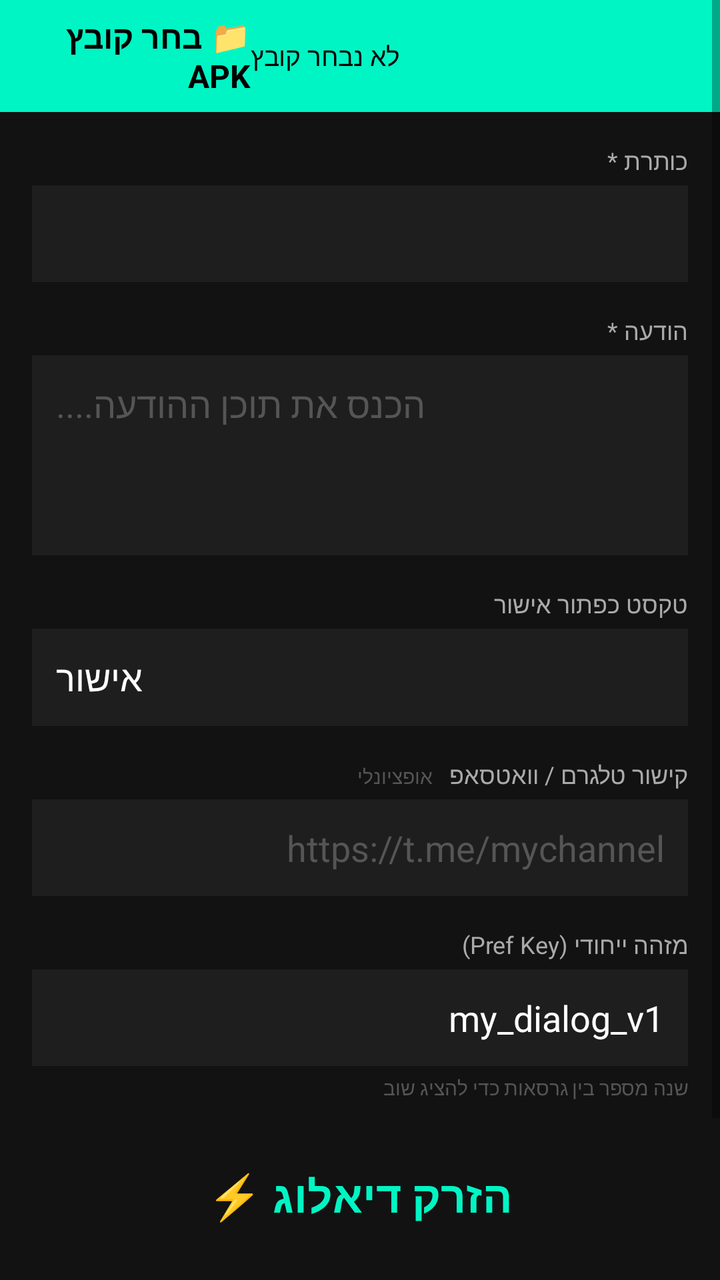
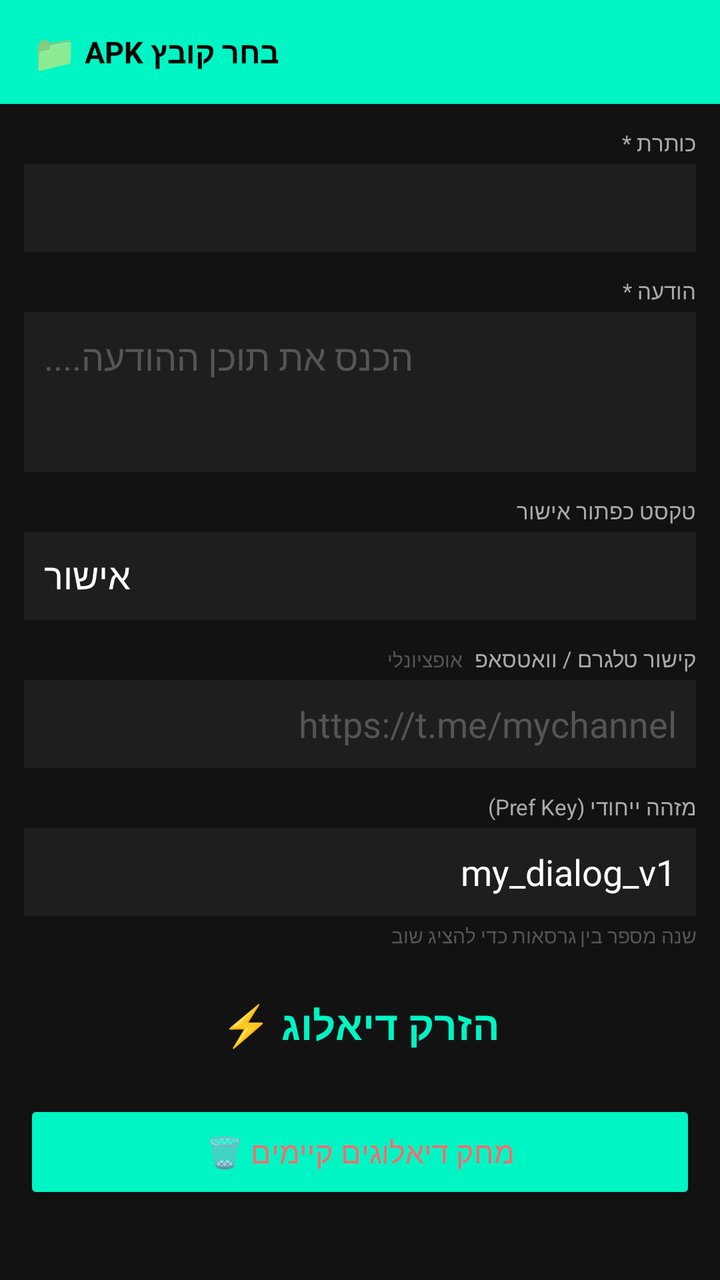

The first picture is an Android layout as it rendered before a commit; the second is the same layout after the commit. The layout source and the unified diff follow.
<!-- AndroidManifest.xml: application theme Theme.ZovexInjector -->
<!-- res/layout/activity_main.xml -->
<?xml version="1.0" encoding="utf-8"?>
<ScrollView xmlns:android="http://schemas.android.com/apk/res/android"
    android:layout_width="match_parent"
    android:layout_height="match_parent"
    android:background="#121212">

    <LinearLayout
        android:layout_width="match_parent"
        android:layout_height="wrap_content"
        android:orientation="vertical">

        
        <LinearLayout
            android:id="@+id/btnPickApk"
            android:layout_width="match_parent"
            android:layout_height="56dp"
            android:background="#00F5C4"
            android:orientation="horizontal"
            android:gravity="center"
            android:paddingStart="16dp"
            android:paddingEnd="16dp">
            <TextView
                android:layout_width="0dp"
                android:layout_height="wrap_content"
                android:layout_weight="1"
                android:text="📁 בחר קובץ APK"
                android:textColor="#000000"
                android:textSize="16sp"
                android:textStyle="bold"/>
            <TextView
                android:id="@+id/tvApkName"
                android:layout_width="0dp"
                android:layout_height="wrap_content"
                android:layout_weight="2"
                android:text="לא נבחר קובץ"
                android:textColor="#000000"
                android:textSize="13sp"
                android:gravity="end"
                android:ellipsize="start"
                android:singleLine="true"/>
        </LinearLayout>

        <LinearLayout
            android:layout_width="match_parent"
            android:layout_height="wrap_content"
            android:orientation="vertical"
            android:padding="16dp">

            <TextView android:layout_width="wrap_content" android:layout_height="wrap_content"
                android:text="כותרת *" android:textColor="#AAAAAA" android:textSize="12sp"
                android:layout_gravity="end" android:layout_marginBottom="4dp"/>
            <EditText android:id="@+id/etTitle"
                android:layout_width="match_parent" android:layout_height="wrap_content"
                android:background="#1E1E1E" android:textColor="#FFFFFF"
                android:textColorHint="#555555" android:padding="12dp"
                android:gravity="end" android:inputType="text"
                android:layout_marginBottom="16dp"/>

            <TextView android:layout_width="wrap_content" android:layout_height="wrap_content"
                android:text="הודעה *" android:textColor="#AAAAAA" android:textSize="12sp"
                android:layout_gravity="end" android:layout_marginBottom="4dp"/>
            <EditText android:id="@+id/etMessage"
                android:layout_width="match_parent" android:layout_height="100dp"
                android:background="#1E1E1E" android:textColor="#FFFFFF"
                android:textColorHint="#555555" android:padding="12dp"
                android:gravity="end|top" android:inputType="textMultiLine"
                android:hint="הכנס את תוכן ההודעה...."
                android:layout_marginBottom="16dp"/>

            <TextView android:layout_width="wrap_content" android:layout_height="wrap_content"
                android:text="טקסט כפתור אישור" android:textColor="#AAAAAA" android:textSize="12sp"
                android:layout_gravity="end" android:layout_marginBottom="4dp"/>
            <EditText android:id="@+id/etButtonText"
                android:layout_width="match_parent" android:layout_height="wrap_content"
                android:background="#1E1E1E" android:textColor="#FFFFFF"
                android:padding="12dp" android:gravity="end"
                android:text="אישור" android:inputType="text"
                android:layout_marginBottom="16dp"/>

            <LinearLayout android:layout_width="match_parent" android:layout_height="wrap_content"
                android:orientation="horizontal" android:gravity="end"
                android:layout_marginBottom="4dp">
                <TextView android:layout_width="wrap_content" android:layout_height="wrap_content"
                    android:text="אופציונלי" android:textColor="#555555" android:textSize="10sp"
                    android:layout_marginEnd="8dp"/>
                <TextView android:layout_width="wrap_content" android:layout_height="wrap_content"
                    android:text="קישור טלגרם / וואטסאפ" android:textColor="#AAAAAA" android:textSize="12sp"/>
            </LinearLayout>
            <EditText android:id="@+id/etTelegramLink"
                android:layout_width="match_parent" android:layout_height="wrap_content"
                android:background="#1E1E1E" android:textColor="#FFFFFF"
                android:textColorHint="#555555" android:padding="12dp"
                android:gravity="end" android:inputType="textUri"
                android:hint="https://t.me/mychannel"
                android:layout_marginBottom="16dp"/>

            <TextView android:layout_width="wrap_content" android:layout_height="wrap_content"
                android:text="מזהה ייחודי (Pref Key)" android:textColor="#AAAAAA" android:textSize="12sp"
                android:layout_gravity="end" android:layout_marginBottom="4dp"/>
            <EditText android:id="@+id/etPrefKey"
                android:layout_width="match_parent" android:layout_height="wrap_content"
                android:background="#1E1E1E" android:textColor="#FFFFFF"
                android:padding="12dp" android:gravity="end"
                android:text="my_dialog_v1" android:inputType="text"
                android:layout_marginBottom="4dp"/>
            <TextView android:layout_width="wrap_content" android:layout_height="wrap_content"
                android:text="שנה מספר בין גרסאות כדי להציג שוב"
                android:textColor="#555555" android:textSize="10sp"
                android:layout_gravity="end" android:layout_marginBottom="24dp"/>

            <TextView android:id="@+id/btnInject"
                android:layout_width="wrap_content" android:layout_height="wrap_content"
                android:text="הזרק דיאלוג ⚡"
                android:textColor="#00F5C4" android:textSize="22sp" android:textStyle="bold"
                android:layout_gravity="center" android:layout_marginBottom="24dp"
                android:padding="8dp"/>

            <Button android:id="@+id/btnDelete"
                android:layout_width="match_parent" android:layout_height="56dp"
                android:text="מחק דיאלוגים קיימים 🗑"
                android:textColor="#FF6B6B" android:textSize="16sp"
                android:backgroundTint="#00F5C4"
                android:layout_marginBottom="16dp"/>

            <LinearLayout android:id="@+id/logContainer"
                android:layout_width="match_parent" android:layout_height="wrap_content"
                android:orientation="vertical"
                android:background="#1E1E1E" android:padding="12dp"
                android:visibility="gone">
                <LinearLayout android:layout_width="match_parent" android:layout_height="wrap_content"
                    android:orientation="horizontal" android:gravity="end"
                    android:layout_marginBottom="8dp">
                    <TextView android:id="@+id/tvLogStatus"
                        android:layout_width="wrap_content" android:layout_height="wrap_content"
                        android:textColor="#00F5C4" android:textSize="14sp" android:textStyle="bold"/>
                    <ProgressBar android:id="@+id/progressLog"
                        android:layout_width="20dp" android:layout_height="20dp"
                        android:layout_marginStart="8dp" android:visibility="gone"/>
                </LinearLayout>
                <TextView android:id="@+id/tvLog"
                    android:layout_width="match_parent" android:layout_height="wrap_content"
                    android:textColor="#CCCCCC" android:textSize="11sp"
                    android:fontFamily="monospace" android:gravity="end"/>
            </LinearLayout>

        </LinearLayout>
    </LinearLayout>
</ScrollView>
<!-- resources referenced by this layout -->
<resources>
  <style name="Theme.ZovexInjector" parent="Theme.MaterialComponents.DayNight.DarkActionBar">
          <item name="colorPrimary">#00F5C4</item>
          <item name="colorPrimaryVariant">#00C49A</item>
          <item name="colorOnPrimary">#000000</item>
          <item name="colorSecondary">#00F5C4</item>
          <item name="colorSecondaryVariant">#00C49A</item>
          <item name="colorOnSecondary">#000000</item>
          <item name="android:statusBarColor">@android:color/black</item>
          <item name="android:windowBackground">#121212</item>
      </style>
</resources>

<!-- the commit's change to res/layout/activity_main.xml (unified diff, before → after) -->
@@ -2,39 +2,37 @@
 <ScrollView xmlns:android="http://schemas.android.com/apk/res/android"
     android:layout_width="match_parent"
     android:layout_height="match_parent"
-    android:background="#121212">
+    android:background="#121212"
+    android:fitsSystemWindows="true">
 
     <LinearLayout
         android:layout_width="match_parent"
         android:layout_height="wrap_content"
         android:orientation="vertical">
 
-        
         <LinearLayout
             android:id="@+id/btnPickApk"
             android:layout_width="match_parent"
-            android:layout_height="56dp"
+            android:layout_height="52dp"
             android:background="#00F5C4"
             android:orientation="horizontal"
-            android:gravity="center"
+            android:gravity="center_vertical"
             android:paddingStart="16dp"
             android:paddingEnd="16dp">
             <TextView
-                android:layout_width="0dp"
+                android:layout_width="wrap_content"
                 android:layout_height="wrap_content"
-                android:layout_weight="1"
-                android:text="📁 בחר קובץ APK"
-                android:textColor="#000000"
-                android:textSize="16sp"
-                android:textStyle="bold"/>
+                android:text="📁 "
+                android:textSize="18sp"/>
             <TextView
                 android:id="@+id/tvApkName"
                 android:layout_width="0dp"
                 android:layout_height="wrap_content"
-                android:layout_weight="2"
-                android:text="לא נבחר קובץ"
+                android:layout_weight="1"
+                android:text="בחר קובץ APK"
                 android:textColor="#000000"
-                android:textSize="13sp"
+                android:textSize="15sp"
+                android:textStyle="bold"
                 android:gravity="end"
                 android:ellipsize="start"
                 android:singleLine="true"/>
@@ -44,83 +42,83 @@
             android:layout_width="match_parent"
             android:layout_height="wrap_content"
             android:orientation="vertical"
-            android:padding="16dp">
+            android:padding="12dp">
 
             <TextView android:layout_width="wrap_content" android:layout_height="wrap_content"
-                android:text="כותרת *" android:textColor="#AAAAAA" android:textSize="12sp"
-                android:layout_gravity="end" android:layout_marginBottom="4dp"/>
+                android:text="כותרת *" android:textColor="#AAAAAA" android:textSize="11sp"
+                android:layout_gravity="end" android:layout_marginBottom="3dp"/>
             <EditText android:id="@+id/etTitle"
-                android:layout_width="match_parent" android:layout_height="wrap_content"
+                android:layout_width="match_parent" android:layout_height="44dp"
                 android:background="#1E1E1E" android:textColor="#FFFFFF"
-                android:textColorHint="#555555" android:padding="12dp"
+                android:textColorHint="#555555" android:padding="10dp"
                 android:gravity="end" android:inputType="text"
-                android:layout_marginBottom="16dp"/>
+                android:layout_marginBottom="12dp"/>
 
             <TextView android:layout_width="wrap_content" android:layout_height="wrap_content"
-                android:text="הודעה *" android:textColor="#AAAAAA" android:textSize="12sp"
-                android:layout_gravity="end" android:layout_marginBottom="4dp"/>
+                android:text="הודעה *" android:textColor="#AAAAAA" android:textSize="11sp"
+                android:layout_gravity="end" android:layout_marginBottom="3dp"/>
             <EditText android:id="@+id/etMessage"
-                android:layout_width="match_parent" android:layout_height="100dp"
+                android:layout_width="match_parent" android:layout_height="80dp"
                 android:background="#1E1E1E" android:textColor="#FFFFFF"
-                android:textColorHint="#555555" android:padding="12dp"
+                android:textColorHint="#555555" android:padding="10dp"
                 android:gravity="end|top" android:inputType="textMultiLine"
                 android:hint="הכנס את תוכן ההודעה...."
-                android:layout_marginBottom="16dp"/>
+                android:layout_marginBottom="12dp"/>
 
             <TextView android:layout_width="wrap_content" android:layout_height="wrap_content"
-                android:text="טקסט כפתור אישור" android:textColor="#AAAAAA" android:textSize="12sp"
-                android:layout_gravity="end" android:layout_marginBottom="4dp"/>
+                android:text="טקסט כפתור אישור" android:textColor="#AAAAAA" android:textSize="11sp"
+                android:layout_gravity="end" android:layout_marginBottom="3dp"/>
             <EditText android:id="@+id/etButtonText"
-                android:layout_width="match_parent" android:layout_height="wrap_content"
+                android:layout_width="match_parent" android:layout_height="44dp"
                 android:background="#1E1E1E" android:textColor="#FFFFFF"
-                android:padding="12dp" android:gravity="end"
+                android:padding="10dp" android:gravity="end"
                 android:text="אישור" android:inputType="text"
-                android:layout_marginBottom="16dp"/>
+                android:layout_marginBottom="12dp"/>
 
             <LinearLayout android:layout_width="match_parent" android:layout_height="wrap_content"
                 android:orientation="horizontal" android:gravity="end"
-                android:layout_marginBottom="4dp">
+                android:layout_marginBottom="3dp">
                 <TextView android:layout_width="wrap_content" android:layout_height="wrap_content"
                     android:text="אופציונלי" android:textColor="#555555" android:textSize="10sp"
-                    android:layout_marginEnd="8dp"/>
+                    android:layout_marginEnd="6dp"/>
                 <TextView android:layout_width="wrap_content" android:layout_height="wrap_content"
-                    android:text="קישור טלגרם / וואטסאפ" android:textColor="#AAAAAA" android:textSize="12sp"/>
+                    android:text="קישור טלגרם / וואטסאפ" android:textColor="#AAAAAA" android:textSize="11sp"/>
             </LinearLayout>
             <EditText android:id="@+id/etTelegramLink"
-                android:layout_width="match_parent" android:layout_height="wrap_content"
+                android:layout_width="match_parent" android:layout_height="44dp"
                 android:background="#1E1E1E" android:textColor="#FFFFFF"
-                android:textColorHint="#555555" android:padding="12dp"
+                android:textColorHint="#555555" android:padding="10dp"
                 android:gravity="end" android:inputType="textUri"
                 android:hint="https://t.me/mychannel"
-                android:layout_marginBottom="16dp"/>
+                android:layout_marginBottom="12dp"/>
 
             <TextView android:layout_width="wrap_content" android:layout_height="wrap_content"
-                android:text="מזהה ייחודי (Pref Key)" android:textColor="#AAAAAA" android:textSize="12sp"
-                android:layout_gravity="end" android:layout_marginBottom="4dp"/>
+                android:text="מזהה ייחודי (Pref Key)" android:textColor="#AAAAAA" android:textSize="11sp"
+                android:layout_gravity="end" android:layout_marginBottom="3dp"/>
             <EditText android:id="@+id/etPrefKey"
-                android:layout_width="match_parent" android:layout_height="wrap_content"
+                android:layout_width="match_parent" android:layout_height="44dp"
                 android:background="#1E1E1E" android:textColor="#FFFFFF"
-                android:padding="12dp" android:gravity="end"
+                android:padding="10dp" android:gravity="end"
                 android:text="my_dialog_v1" android:inputType="text"
-                android:layout_marginBottom="4dp"/>
+                android:layout_marginBottom="3dp"/>
             <TextView android:layout_width="wrap_content" android:layout_height="wrap_content"
                 android:text="שנה מספר בין גרסאות כדי להציג שוב"
                 android:textColor="#555555" android:textSize="10sp"
-                android:layout_gravity="end" android:layout_marginBottom="24dp"/>
+                android:layout_gravity="end" android:layout_marginBottom="16dp"/>
 
             <TextView android:id="@+id/btnInject"
                 android:layout_width="wrap_content" android:layout_height="wrap_content"
                 android:text="הזרק דיאלוג ⚡"
-                android:textColor="#00F5C4" android:textSize="22sp" android:textStyle="bold"
-                android:layout_gravity="center" android:layout_marginBottom="24dp"
+                android:textColor="#00F5C4" android:textSize="20sp" android:textStyle="bold"
+                android:layout_gravity="center" android:layout_marginBottom="16dp"
                 android:padding="8dp"/>
 
             <Button android:id="@+id/btnDelete"
-                android:layout_width="match_parent" android:layout_height="56dp"
+                android:layout_width="match_parent" android:layout_height="52dp"
                 android:text="מחק דיאלוגים קיימים 🗑"
-                android:textColor="#FF6B6B" android:textSize="16sp"
+                android:textColor="#FF6B6B" android:textSize="15sp"
                 android:backgroundTint="#00F5C4"
-                android:layout_marginBottom="16dp"/>
+                android:layout_marginBottom="12dp"/>
 
             <LinearLayout android:id="@+id/logContainer"
                 android:layout_width="match_parent" android:layout_height="wrap_content"
@@ -132,7 +130,7 @@
                     android:layout_marginBottom="8dp">
                     <TextView android:id="@+id/tvLogStatus"
                         android:layout_width="wrap_content" android:layout_height="wrap_content"
-                        android:textColor="#00F5C4" android:textSize="14sp" android:textStyle="bold"/>
+                        android:textColor="#00F5C4" android:textSize="13sp" android:textStyle="bold"/>
                     <ProgressBar android:id="@+id/progressLog"
                         android:layout_width="20dp" android:layout_height="20dp"
                         android:layout_marginStart="8dp" android:visibility="gone"/>
